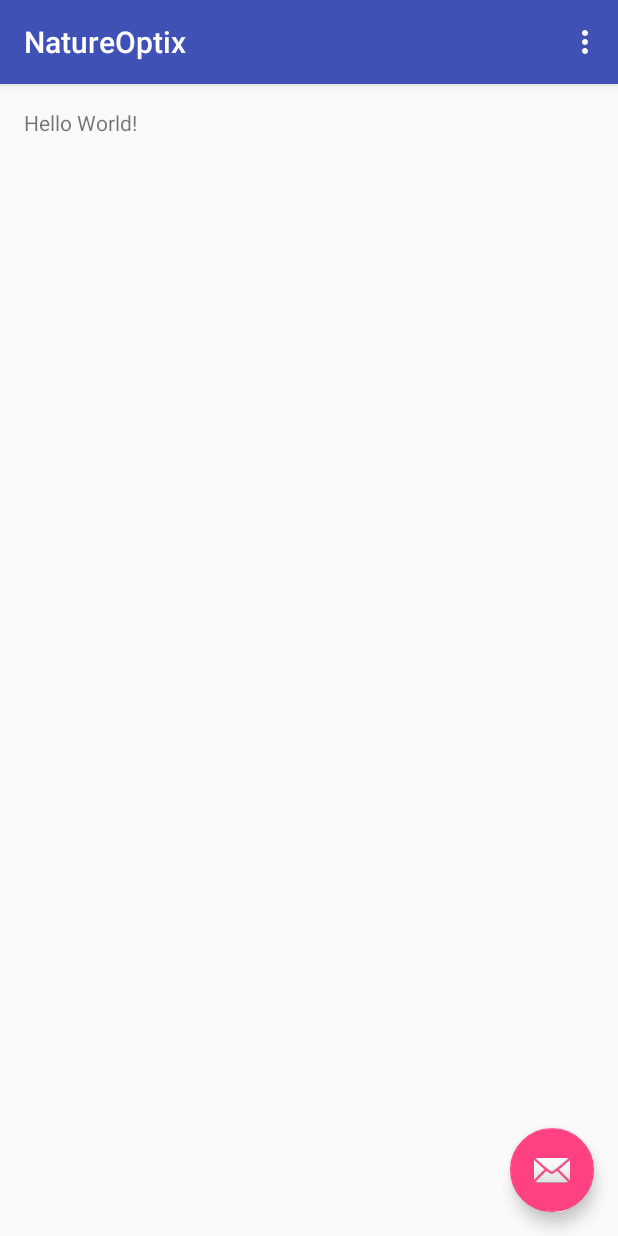
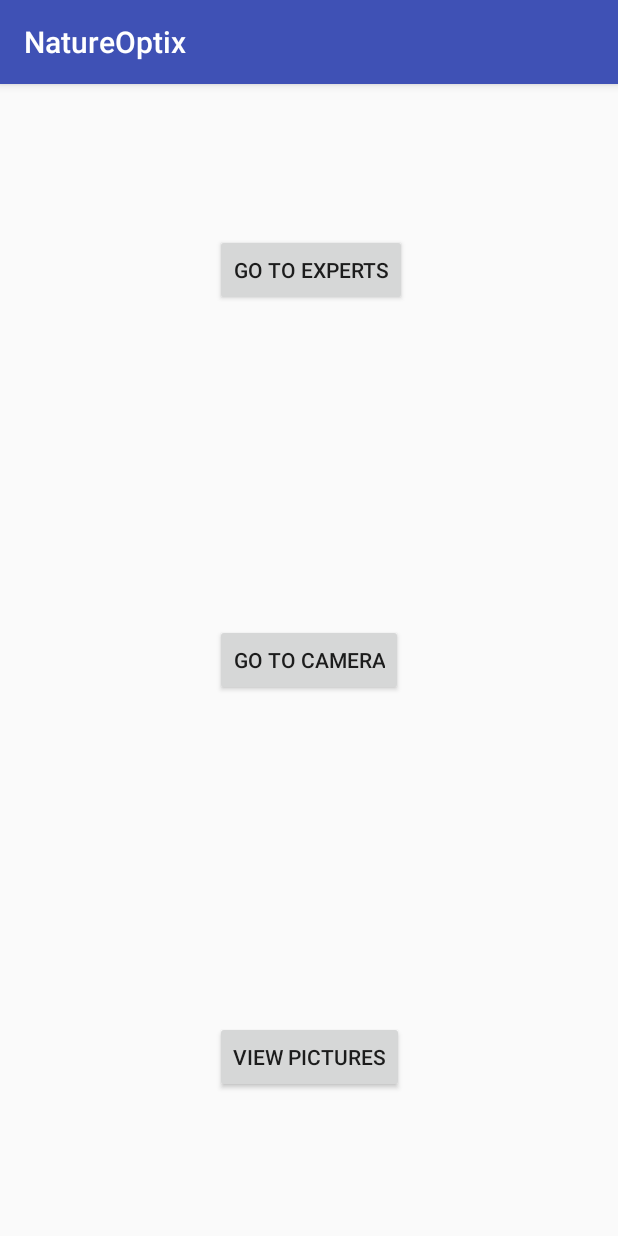
Before and after one commit to KevinHardy-Cooper/SFWRENG3A04, an Android app: the screen it shows after launch (MainActivity), on a phone screen of 412 x 824 dp. Run offline under Robolectric (Android 15) with nearby library versions, the phone set to English and light mode, and no system bars.

```diff
--- a/NatureOptix/app/src/main/java/com/example/mario/natureoptix/MainActivity.java
+++ b/NatureOptix/app/src/main/java/com/example/mario/natureoptix/MainActivity.java
@@ -1,13 +1,7 @@
 package com.example.mario.natureoptix;
 
+import android.support.v7.app.AppCompatActivity;
 import android.os.Bundle;
-import android.support.design.widget.FloatingActionButton;
-import android.support.design.widget.Snackbar;
-import android.support.v7.app.AppCompatActivity;
-import android.support.v7.widget.Toolbar;
-import android.view.View;
-import android.view.Menu;
-import android.view.MenuItem;
 
 public class MainActivity extends AppCompatActivity {
 
@@ -15,38 +9,6 @@ public class MainActivity extends AppCompatActivity {
     protected void onCreate(Bundle savedInstanceState) {
         super.onCreate(savedInstanceState);
         setContentView(R.layout.activity_main);
-        Toolbar toolbar = (Toolbar) findViewById(R.id.toolbar);
-        setSupportActionBar(toolbar);
-
-        FloatingActionButton fab = (FloatingActionButton) findViewById(R.id.fab);
-        fab.setOnClickListener(new View.OnClickListener() {
-            @Override
-            public void onClick(View view) {
-                Snackbar.make(view, "Replace with your own action", Snackbar.LENGTH_LONG)
-                        .setAction("Action", null).show();
-            }
-        });
     }
 
-    @Override
-    public boolean onCreateOptionsMenu(Menu menu) {
-        // Inflate the menu; this adds items to the action bar if it is present.
-        getMenuInflater().inflate(R.menu.menu_main, menu);
-        return true;
-    }
-
-    @Override
-    public boolean onOptionsItemSelected(MenuItem item) {
-        // Handle action bar item clicks here. The action bar will
-        // automatically handle clicks on the Home/Up button, so long
-        // as you specify a parent activity in AndroidManifest.xml.
-        int id = item.getItemId();
-
-        //noinspection SimplifiableIfStatement
-        if (id == R.id.action_settings) {
-            return true;
-        }
-
-        return super.onOptionsItemSelected(item);
-    }
 }
--- a/NatureOptix/app/src/main/res/layout/activity_main.xml
+++ b/NatureOptix/app/src/main/res/layout/activity_main.xml
@@ -1,34 +1,37 @@
 <?xml version="1.0" encoding="utf-8"?>
-<android.support.design.widget.CoordinatorLayout xmlns:android="http://schemas.android.com/apk/res/android"
-    xmlns:app="http://schemas.android.com/apk/res-auto"
+<RelativeLayout xmlns:android="http://schemas.android.com/apk/res/android"
     xmlns:tools="http://schemas.android.com/tools"
     android:layout_width="match_parent"
     android:layout_height="match_parent"
-    android:fitsSystemWindows="true"
+    android:paddingBottom="@dimen/activity_vertical_margin"
+    android:paddingLeft="@dimen/activity_horizontal_margin"
+    android:paddingRight="@dimen/activity_horizontal_margin"
+    android:paddingTop="@dimen/activity_vertical_margin"
     tools:context="com.example.mario.natureoptix.MainActivity">
 
-    <android.support.design.widget.AppBarLayout
-        android:layout_width="match_parent"
-        android:layout_height="wrap_content"
-        android:theme="@style/AppTheme.AppBarOverlay">
-
-        <android.support.v7.widget.Toolbar
-            android:id="@+id/toolbar"
-            android:layout_width="match_parent"
-            android:layout_height="?attr/actionBarSize"
-            android:background="?attr/colorPrimary"
-            app:popupTheme="@style/AppTheme.PopupOverlay" />
-
-    </android.support.design.widget.AppBarLayout>
-
-    <include layout="@layout/content_main" />
-
-    <android.support.design.widget.FloatingActionButton
-        android:id="@+id/fab"
+    <Button
         android:layout_width="wrap_content"
         android:layout_height="wrap_content"
-        android:layout_gravity="bottom|end"
-        android:layout_margin="@dimen/fab_margin"
-        android:src="@android:drawable/ic_dialog_email" />
+        android:text="@string/experts_Button"
+        android:id="@+id/button"
+        android:layout_marginTop="84dp"
+        android:layout_alignParentTop="true"
+        android:layout_alignLeft="@+id/button2"
+        android:layout_alignStart="@+id/button2" />
+    <Button
+        android:layout_width="wrap_content"
+        android:layout_height="wrap_content"
+        android:text="@string/camera_Button"
+        android:id="@+id/button2"
+        android:layout_centerVertical="true"
+        android:layout_centerHorizontal="true" />
+    <Button
+        android:layout_width="wrap_content"
+        android:layout_height="wrap_content"
+        android:text="@string/picStor_Button"
+        android:layout_alignParentBottom="true"
+        android:layout_alignLeft="@+id/button2"
+        android:layout_alignStart="@+id/button2"
+        android:layout_marginBottom="79dp" />
 
-</android.support.design.widget.CoordinatorLayout>
+</RelativeLayout>
--- a/NatureOptix/app/src/main/res/layout/content_main.xml
+++ /dev/null
@@ -1,19 +0,0 @@
-<?xml version="1.0" encoding="utf-8"?>
-<RelativeLayout xmlns:android="http://schemas.android.com/apk/res/android"
-    xmlns:app="http://schemas.android.com/apk/res-auto"
-    xmlns:tools="http://schemas.android.com/tools"
-    android:layout_width="match_parent"
-    android:layout_height="match_parent"
-    android:paddingBottom="@dimen/activity_vertical_margin"
-    android:paddingLeft="@dimen/activity_horizontal_margin"
-    android:paddingRight="@dimen/activity_horizontal_margin"
-    android:paddingTop="@dimen/activity_vertical_margin"
-    app:layout_behavior="@string/appbar_scrolling_view_behavior"
-    tools:context="com.example.mario.natureoptix.MainActivity"
-    tools:showIn="@layout/activity_main">
-
-    <TextView
-        android:layout_width="wrap_content"
-        android:layout_height="wrap_content"
-        android:text="Hello World!" />
-</RelativeLayout>
--- a/NatureOptix/app/src/main/res/values/strings.xml
+++ b/NatureOptix/app/src/main/res/values/strings.xml
@@ -5,4 +5,8 @@
     <string name="title_activity_results">ResultsActivity</string>
     <string name="title_activity_saved_images">SavedImagesActivity</string>
     <string name="title_activity_camera">CameraActivity</string>
+    <string name='experts_Button'>Go to Experts</string>
+    <string name="camera_Button">Go to Camera</string>
+    <string name="picStor_Button">View Pictures</string>
+
 </resources>
```
Also changed, not shown: NatureOptix/app/src/main/AndroidManifest.xml (+5 -18 lines), NatureOptix/app/src/main/java/com/example/mario/natureoptix/CameraActivity.java (deleted, +0 -29 lines), NatureOptix/app/src/main/java/com/example/mario/natureoptix/QuestionsActivity.java (+1 -17 lines), NatureOptix/app/src/main/java/com/example/mario/natureoptix/ResultsActivity.java (deleted, +0 -29 lines), NatureOptix/app/src/main/java/com/example/mario/natureoptix/SavedImagesActivity.java (deleted, +0 -29 lines), NatureOptix/app/src/main/res/layout/activity_camera.xml (deleted, +0 -34 lines), NatureOptix/app/src/main/res/layout/activity_questions.xml (+23 -24 lines), NatureOptix/app/src/main/res/layout/activity_results.xml (deleted, +0 -34 lines), NatureOptix/app/src/main/res/layout/activity_saved_images.xml (deleted, +0 -34 lines), NatureOptix/app/src/main/res/layout/content_camera.xml (deleted, +0 -15 lines), NatureOptix/app/src/main/res/layout/content_questions.xml (deleted, +0 -15 lines), NatureOptix/app/src/main/res/layout/content_results.xml (deleted, +0 -15 lines), NatureOptix/app/src/main/res/layout/content_saved_images.xml (deleted, +0 -15 lines), 2 other files.
